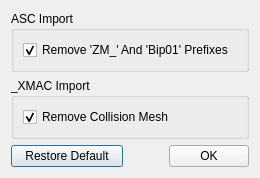
First picture: the form in Rimy3D/source/preferencesdialog.ui, repository Baltram/rmtools, before the edit.
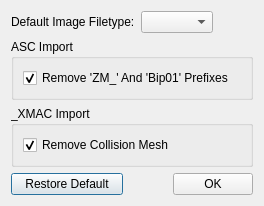
Second picture: the form after the edit.

```diff
--- a/Rimy3D/source/preferencesdialog.ui
+++ b/Rimy3D/source/preferencesdialog.ui
@@ -6,14 +6,41 @@
    <rect>
     <x>0</x>
     <y>0</y>
-    <width>260</width>
-    <height>155</height>
+    <width>264</width>
+    <height>183</height>
    </rect>
   </property>
   <property name="windowTitle">
    <string>Preferences</string>
   </property>
   <layout class="QVBoxLayout" name="verticalLayout_2">
+   <item>
+    <layout class="QHBoxLayout" name="hl2">
+     <item>
+      <widget class="QLabel" name="lbImgExt">
+       <property name="text">
+        <string>Default Image Filetype:</string>
+       </property>
+      </widget>
+     </item>
+     <item>
+      <widget class="QComboBox" name="cobImgExt"/>
+     </item>
+     <item>
+      <spacer name="horizontalSpacer">
+       <property name="orientation">
+        <enum>Qt::Horizontal</enum>
+       </property>
+       <property name="sizeHint" stdset="0">
+        <size>
+         <width>40</width>
+         <height>20</height>
+        </size>
+       </property>
+      </spacer>
+     </item>
+    </layout>
+   </item>
    <item>
     <widget class="QGroupBox" name="gbAscImport">
      <property name="title">
```
